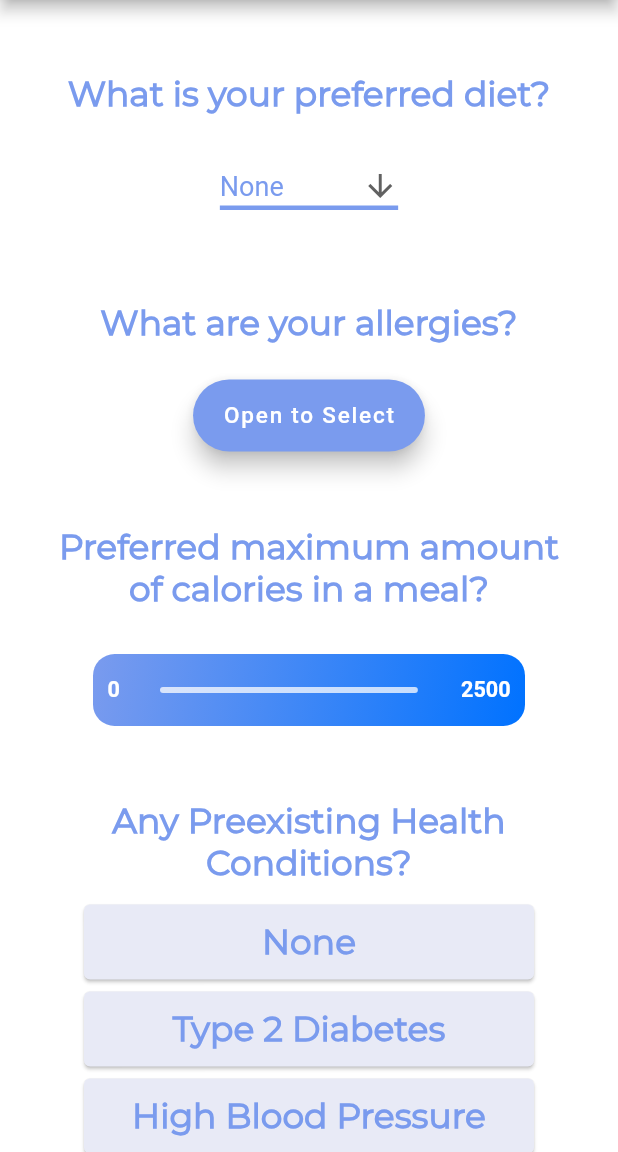
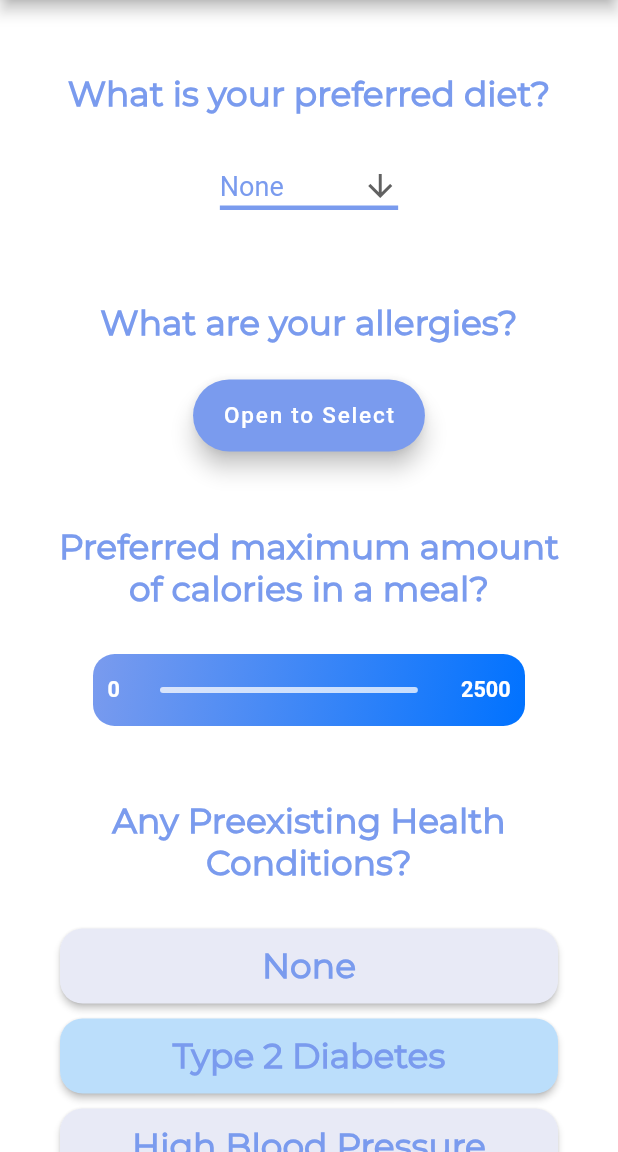
Before and after one commit to AyushiSrivastava17/CookSmart, a Flutter app: the screen it shows after launch, after a tap on "Type 2 Diabetes", on a phone screen of 412 x 824 dp, the part 84-1236 px from its top. Run offline on Flutter 3.47's test engine with Material 2 defaults, Android fonts, the phone set to English and light mode, and no system bars; project files that could hold a hidden picture were left out.

Commit message:
Fixed button color selection in health condition question

```diff
--- a/lib/pages/quiz_page.dart
+++ b/lib/pages/quiz_page.dart
@@ -8,6 +8,12 @@ class QuizPage extends StatefulWidget {
 }
 
 class QuizPageState extends State<QuizPage> {
+  Color _noneColor = Colors.indigo[50];
+  Color _diabetesColor = Colors.indigo[50];
+  Color _highBloodPressureColor = Colors.indigo[50];
+  Color _lowBloodPressureColor = Colors.indigo[50];
+  Color _highCholestrolColor = Colors.indigo[50];
+
   double sliderValue = 0;
   List<MultiSelectDialogItem<int>> multiItem = List();
 
@@ -28,7 +34,7 @@ class QuizPageState extends State<QuizPage> {
     }
   }
 
-  void _showMultiSelect(BuildContext context, Set<int> selected) async{
+  void _showMultiSelect(BuildContext context, Set<int> selected) async {
     multiItem = [];
     populateMultiselect();
     final items = multiItem;
@@ -85,7 +91,6 @@ class QuizPageState extends State<QuizPage> {
   @override
   Widget build(BuildContext context) {
     Set<int> selected = Set();
-    bool pressAttention = false;
     return new Scaffold(
       backgroundColor: Colors.white,
       appBar: AppBar(
@@ -95,8 +100,7 @@ class QuizPageState extends State<QuizPage> {
       ),
       body: SingleChildScrollView(
         child: Center(
-            child: Column(
-              children: <Widget>[
+          child: Column(children: <Widget>[
             Padding(
               padding: EdgeInsets.only(top: 25),
             ),
@@ -106,7 +110,8 @@ class QuizPageState extends State<QuizPage> {
               color: Colors.transparent,
               child: Container(
                 child: new Center(
-                      child: new Text("What is your preferred diet?",
+                  child: new Text(
+                    "What is your preferred diet?",
                     style: TextStyle(
                         color: Color(0xFF7A9BEE),
                         fontSize: 23,
@@ -145,21 +150,23 @@ class QuizPageState extends State<QuizPage> {
                           fontSize: 23,
                           fontWeight: FontWeight.bold,
                           fontFamily: "Montserrat"),
-                        textAlign: TextAlign.center
-                      ),
+                      textAlign: TextAlign.center),
                 ),
               ),
             ),
             //Padding(padding: EdgeInsets.only(top: 10)),
             FloatingActionButton.extended(
               onPressed: () {
-                     if (selected.isEmpty){
+                if (selected.isEmpty) {
                   selected.add(1);
                 }
                 _showMultiSelect(context, selected);
                 //getvaluefromkey(selected);
               },
-                  label: Text('Open to Select', style: new TextStyle(color: Colors.white, fontSize: 15),),
+              label: Text(
+                'Open to Select',
+                style: new TextStyle(color: Colors.white, fontSize: 15),
+              ),
               backgroundColor: Color(0xFF7A9BEE),
             ),
             Padding(padding: EdgeInsets.all(20)),
@@ -176,141 +183,197 @@ class QuizPageState extends State<QuizPage> {
                           fontSize: 23,
                           fontWeight: FontWeight.bold,
                           fontFamily: "Montserrat"),
-                        textAlign: TextAlign.center
-                      ),
+                      textAlign: TextAlign.center),
                 ),
               ),
             ),
             Padding(padding: EdgeInsets.all(10)),
+
             SliderWidget(48, 0, 2500, false),
+
             Padding(padding: EdgeInsets.all(20)),
+
             Container(
               height: 75.0,
               width: 350.0,
               color: Colors.transparent,
               child: Container(
                 child: new Center(
-                      child: new Text(
-                        "Any Preexisting Health Conditions?",
+                  child: new Text("Any Preexisting Health Conditions?",
                       style: TextStyle(
                           color: Color(0xFF7A9BEE),
                           fontSize: 23,
                           fontWeight: FontWeight.bold,
                           fontFamily: "Montserrat"),
-                        textAlign: TextAlign.center
+                      textAlign: TextAlign.center),
                 ),
               ),
             ),
-                ),
-                Card(
-                  color: Colors.indigo[50],
-                  child: InkWell(
-                    splashColor: Colors.blue.withAlpha(30),
-                    onTap: () {
-                      print('"None" health condition tapped.');
+
+            Padding(padding: EdgeInsets.all(10)),
+
+            RaisedButton(
+              color: _noneColor,
+              onPressed: () {
+                setState(() {
+                  if (_noneColor == Colors.indigo[50]) {
+                    _noneColor = Colors.blue[100];
+                  } else {
+                    _noneColor = Colors.indigo[50];
+                  }
+                });
               },
+              shape: new RoundedRectangleBorder(
+                  borderRadius: new BorderRadius.circular(15)),
               child: Container(
                 width: 300,
                 height: 50,
                 child: Center(
-                        child: Text('None',
+                  child: Text(
+                    'None',
                     style: TextStyle(
                         color: Color(0xFF7A9BEE),
                         fontSize: 23,
                         fontWeight: FontWeight.bold,
                         fontFamily: "Montserrat"),
-                          textAlign: TextAlign.center,),
+                    textAlign: TextAlign.center,
                   ),
                 ),
               ),
             ),
-                Card(
-                  color: Colors.indigo[50],
-                  child: InkWell(
-                    splashColor: Colors.blue.withAlpha(30),
-                    onTap: () {
-                      print('"Diabetic" health condition tapped.');
+
+            Padding(padding: EdgeInsets.all(5)),
+
+            RaisedButton (
+              color: _diabetesColor,
+              onPressed: () {
+                setState(() {
+                  if (_diabetesColor == Colors.indigo[50]) {
+                    _diabetesColor = Colors.blue[100];
+                  } else {
+                    _diabetesColor = Colors.indigo[50];
+                  }
+                });
               },
+              shape: new RoundedRectangleBorder(
+                  borderRadius: new BorderRadius.circular(15)),
               child: Container(
                 width: 300,
                 height: 50,
                 child: Center(
-                        child: Text('Type 2 Diabetes',
+                  child: Text(
+                    'Type 2 Diabetes',
                     style: TextStyle(
                         color: Color(0xFF7A9BEE),
                         fontSize: 23,
                         fontWeight: FontWeight.bold,
                         fontFamily: "Montserrat"),
-                          textAlign: TextAlign.center,),
+                    textAlign: TextAlign.center,
                   ),
                 ),
               ),
             ),
-                Card(
-                  color: Colors.indigo[50],
-                  child: InkWell(
-                    splashColor: Colors.blue.withAlpha(30),
-                    onTap: () {
-                      print('"High BP" health condition tapped.');
+
+            Padding(padding: EdgeInsets.all(5)),
+
+            RaisedButton(
+              color: _highBloodPressureColor,
+              onPressed: () {
+                setState(() {
+                  if (_highBloodPressureColor == Colors.indigo[50]) {
+                    _highBloodPressureColor = Colors.blue[100];
+                  } else {
+                    _highBloodPressureColor = Colors.indigo[50];
+                  }
+                });
               },
+              shape: new RoundedRectangleBorder(
+                  borderRadius: new BorderRadius.circular(15)),
               child: Container(
                 width: 300,
                 height: 50,
                 child: Center(
-                        child: Text('High Blood Pressure',
+                  child: Text(
+                    'High Blood Pressure',
                     style: TextStyle(
                         color: Color(0xFF7A9BEE),
                         fontSize: 23,
                         fontWeight: FontWeight.bold,
                         fontFamily: "Montserrat"),
-                          textAlign: TextAlign.center,),
+                    textAlign: TextAlign.center,
                   ),
                 ),
               ),
             ),
+
+            Padding(padding: EdgeInsets.all(5)),
+
             RaisedButton(
-                  color: pressAttention ? Colors.grey : Colors.indigo[50],
-                  onPressed: () => setState(() => pressAttention = !pressAttention),
-                  shape: new RoundedRectangleBorder(borderRadius: new BorderRadius.circular(15)),
-                  highlightColor: Colors.grey,
+              color: _lowBloodPressureColor,
+              onPressed: () {
+                setState(() {
+                  if (_lowBloodPressureColor == Colors.indigo[50]) {
+                    _lowBloodPressureColor = Colors.blue[100];
+                  } else {
+                    _lowBloodPressureColor = Colors.indigo[50];
+                  }
+                });
+              },
+              shape: new RoundedRectangleBorder(
+                  borderRadius: new BorderRadius.circular(15)),
               child: Container(
                 width: 300,
                 height: 50,
                 child: Center(
-                      child: Text('Low Blood Pressure',
+                  child: Text(
+                    'Low Blood Pressure',
                     style: TextStyle(
                         color: Color(0xFF7A9BEE),
                         fontSize: 23,
                         fontWeight: FontWeight.bold,
                         fontFamily: "Montserrat"),
-                        textAlign: TextAlign.center,),
+                    textAlign: TextAlign.center,
                   ),
                 ),
               ),
-                Card(
-                  color: Colors.indigo[50],
-                  child: InkWell(
-                    splashColor: Colors.blue.withAlpha(30),
-                    onTap: () {
-                      print('"High Cholesterol" health condition tapped.');
+            ),
+
+            Padding(padding: EdgeInsets.all(5)),
+
+          RaisedButton(
+              color: _highCholestrolColor,
+              onPressed: () {
+                setState(() {
+                  if (_highCholestrolColor == Colors.indigo[50]) {
+                    _highCholestrolColor = Colors.blue[100];
+                  } else {
+                    _highCholestrolColor = Colors.indigo[50];
+                  }
+                });
               },
+              shape: new RoundedRectangleBorder(
+                  borderRadius: new BorderRadius.circular(15)),
               child: Container(
                 width: 300,
                 height: 50,
                 child: Center(
-                        child: Text('High Cholesterol',
+                  child: Text(
+                    'High Cholestrol',
                     style: TextStyle(
                         color: Color(0xFF7A9BEE),
                         fontSize: 23,
                         fontWeight: FontWeight.bold,
                         fontFamily: "Montserrat"),
-                          textAlign: TextAlign.center,),
+                    textAlign: TextAlign.center,
                   ),
                 ),
               ),
-                )
-              ]
             ),
+
+            Padding(padding: EdgeInsets.all(5)),
+
+
+          ]),
         ),
       ),
     );
```
Also changed, not shown: 1 other file. Lines whose indentation alone changed are shown as unchanged.
